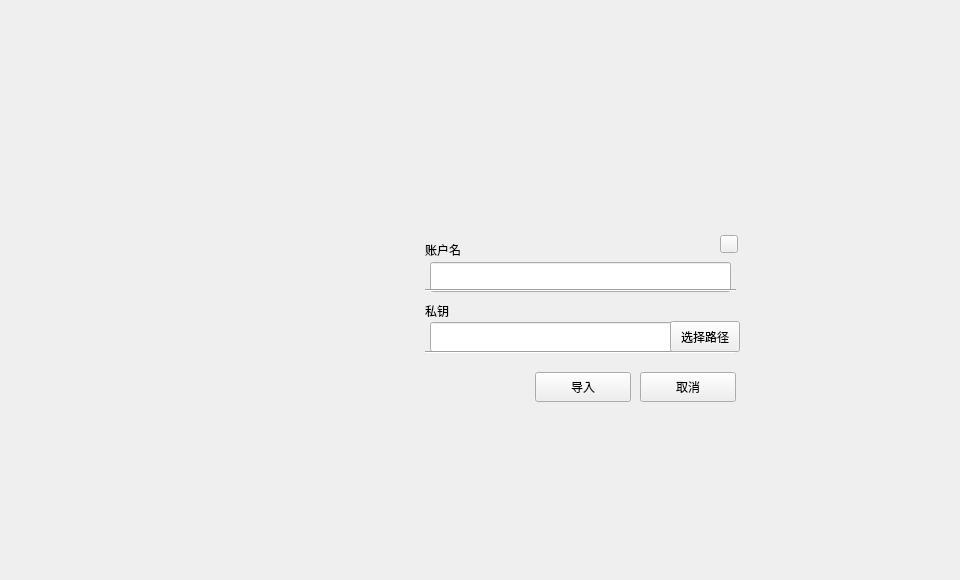
Qt form importdialog.ui (HcashOrg/hx-indicator) before a commit.
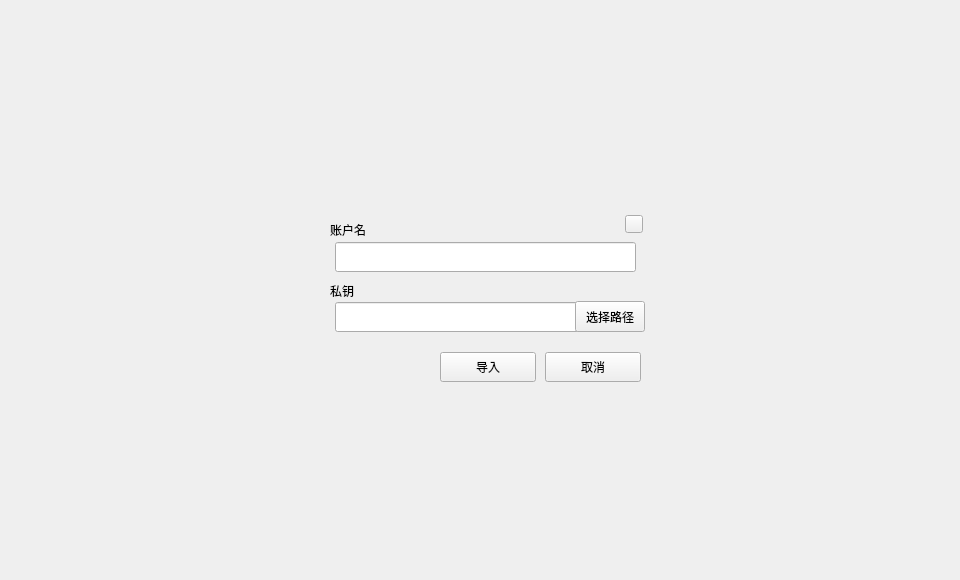
The same form after that commit.

```diff
--- a/importdialog.ui
+++ b/importdialog.ui
@@ -21,8 +21,8 @@
   <widget class="QLineEdit" name="privateKeyLineEdit">
    <property name="geometry">
     <rect>
-     <x>430</x>
-     <y>322</y>
+     <x>335</x>
+     <y>302</y>
      <width>301</width>
      <height>30</height>
     </rect>
@@ -49,8 +49,8 @@
   <widget class="QLabel" name="label">
    <property name="geometry">
     <rect>
-     <x>425</x>
-     <y>296</y>
+     <x>330</x>
+     <y>276</y>
      <width>180</width>
      <height>30</height>
     </rect>
@@ -70,8 +70,8 @@
   <widget class="QToolButton" name="importBtn">
    <property name="geometry">
     <rect>
-     <x>535</x>
-     <y>372</y>
+     <x>440</x>
+     <y>352</y>
      <width>96</width>
      <height>30</height>
     </rect>
@@ -94,8 +94,8 @@
   <widget class="QToolButton" name="cancelBtn">
    <property name="geometry">
     <rect>
-     <x>640</x>
-     <y>372</y>
+     <x>545</x>
+     <y>352</y>
      <width>96</width>
      <height>30</height>
     </rect>
@@ -113,8 +113,8 @@
   <widget class="QLabel" name="tipLabel">
    <property name="geometry">
     <rect>
-     <x>480</x>
-     <y>453</y>
+     <x>385</x>
+     <y>433</y>
      <width>200</width>
      <height>16</height>
     </rect>
@@ -134,8 +134,8 @@
   <widget class="QToolButton" name="closeBtn">
    <property name="geometry">
     <rect>
-     <x>720</x>
-     <y>235</y>
+     <x>625</x>
+     <y>215</y>
      <width>18</width>
      <height>18</height>
     </rect>
@@ -156,8 +156,8 @@
   <widget class="QLabel" name="label_2">
    <property name="geometry">
     <rect>
-     <x>425</x>
-     <y>235</y>
+     <x>330</x>
+     <y>215</y>
      <width>180</width>
      <height>30</height>
     </rect>
@@ -177,8 +177,8 @@
   <widget class="QLineEdit" name="accountNameLineEdit">
    <property name="geometry">
     <rect>
-     <x>430</x>
-     <y>262</y>
+     <x>335</x>
+     <y>242</y>
      <width>301</width>
      <height>30</height>
     </rect>
@@ -202,37 +202,11 @@
     <bool>false</bool>
    </property>
   </widget>
-  <widget class="Line" name="line">
-   <property name="geometry">
-    <rect>
-     <x>425</x>
-     <y>282</y>
-     <width>311</width>
-     <height>16</height>
-    </rect>
-   </property>
-   <property name="orientation">
-    <enum>Qt::Horizontal</enum>
-   </property>
-  </widget>
-  <widget class="Line" name="line_2">
-   <property name="geometry">
-    <rect>
-     <x>425</x>
-     <y>344</y>
-     <width>311</width>
-     <height>16</height>
-    </rect>
-   </property>
-   <property name="orientation">
-    <enum>Qt::Horizontal</enum>
-   </property>
-  </widget>
   <widget class="QToolButton" name="pathBtn">
    <property name="geometry">
     <rect>
-     <x>670</x>
-     <y>321</y>
+     <x>575</x>
+     <y>301</y>
      <width>70</width>
      <height>31</height>
     </rect>
```
